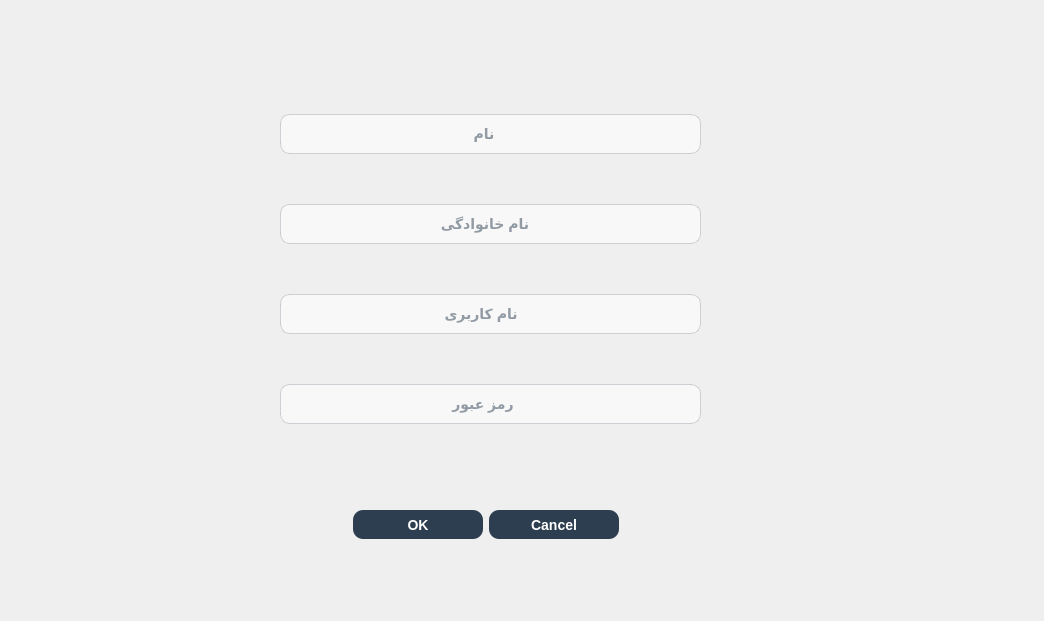
Old version of the form client/createadmindialog.ui in the repository afkhamis1386-afk/bookCLUB_Project.
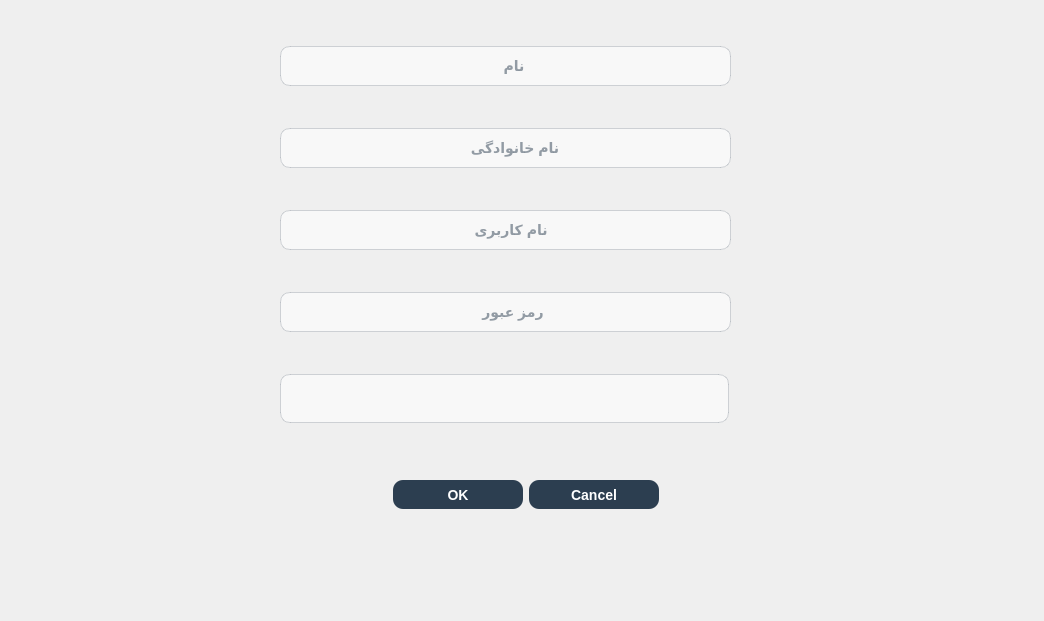
New version of the form. Icons and pictures are not drawn.

Commit message: refactor(admin): display create admin errors in dialog status label

Diff of the .ui file:
```diff
--- a/client/createadmindialog.ui
+++ b/client/createadmindialog.ui
@@ -60,8 +60,8 @@
   <widget class="QDialogButtonBox" name="buttonBox">
    <property name="geometry">
     <rect>
-     <x>200</x>
-     <y>510</y>
+     <x>240</x>
+     <y>480</y>
      <width>419</width>
      <height>29</height>
     </rect>
@@ -73,13 +73,13 @@
     <set>QDialogButtonBox::Cancel|QDialogButtonBox::Ok</set>
    </property>
   </widget>
-  <widget class="QWidget" name="layoutWidget">
+  <widget class="QWidget" name="">
    <property name="geometry">
     <rect>
      <x>280</x>
-     <y>70</y>
-     <width>421</width>
-     <height>401</height>
+     <y>10</y>
+     <width>451</width>
+     <height>451</height>
     </rect>
    </property>
    <layout class="QVBoxLayout" name="verticalLayout">
@@ -114,6 +114,38 @@
       </property>
      </widget>
     </item>
+    <item>
+     <widget class="QLabel" name="statusLabel">
+      <property name="minimumSize">
+       <size>
+        <width>449</width>
+        <height>49</height>
+       </size>
+      </property>
+      <property name="maximumSize">
+       <size>
+        <width>449</width>
+        <height>49</height>
+       </size>
+      </property>
+      <property name="styleSheet">
+       <string notr="true">	background-color: rgba(255, 255, 255, 150);
+    color: #2c3e50;
+    border: 1px solid rgba(44, 62, 80, 50);
+    border-radius: 10px;
+    padding: 10px;
+    font-family: &quot;Vazirmatn&quot;, &quot;Segoe UI&quot;, &quot;Tahoma&quot;;
+    font-size: 14px;
+    font-weight: bold;</string>
+      </property>
+      <property name="text">
+       <string/>
+      </property>
+      <property name="alignment">
+       <set>Qt::AlignCenter</set>
+      </property>
+     </widget>
+    </item>
    </layout>
   </widget>
  </widget>
```
Left out of the diff: 18 changed lines with no effect on the pictures. The commit also changes 1 other file.
